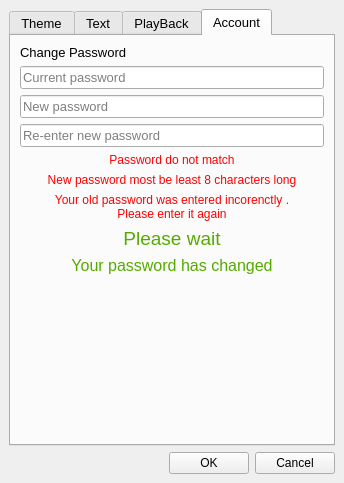
First picture: the form in SettingPart/Setting.ui, repository EE-AUT/Media-player, before the edit.
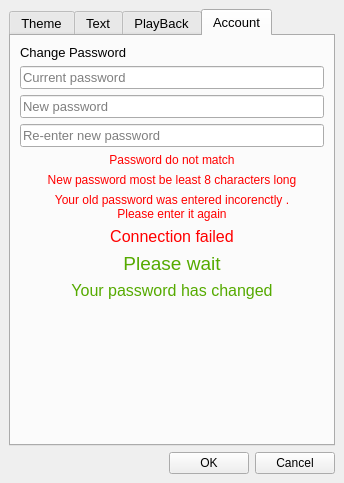
Second picture: the form after the edit. The open tabs and pages were chosen to show the change.

Diff of the .ui file:
```diff
--- a/SettingPart/Setting.ui
+++ b/SettingPart/Setting.ui
@@ -1017,6 +1017,24 @@
           </property>
          </widget>
         </item>
+        <item>
+         <widget class="QLabel" name="label_Error">
+          <property name="font">
+           <font>
+            <pointsize>12</pointsize>
+           </font>
+          </property>
+          <property name="styleSheet">
+           <string notr="true">color: rgb(255, 0, 0);</string>
+          </property>
+          <property name="text">
+           <string>Connection failed</string>
+          </property>
+          <property name="alignment">
+           <set>Qt::AlignCenter</set>
+          </property>
+         </widget>
+        </item>
         <item>
          <widget class="QLabel" name="label_Wait">
           <property name="font">
```
Left out of the diff: 6 changed lines with no effect on the pictures.
